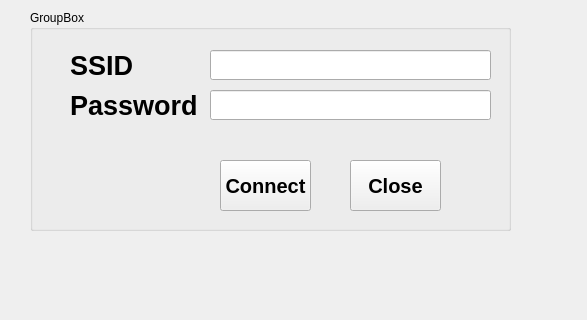
Qt form GUI/FOTA_ver1/mainwindow.ui (GP-4M-New-Capital-Intake3-Project2/GUI) before a commit; both pictures show x 0 to 587 and y 0 to 320 of the 587 by 556 pixel window.
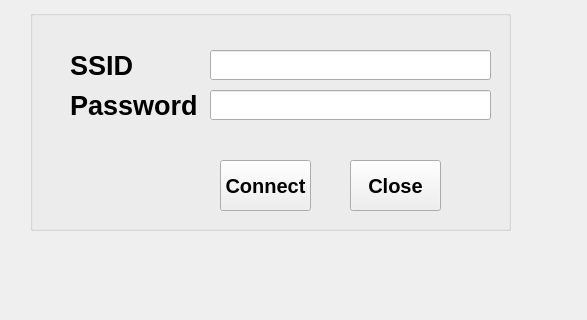
The same form after that commit.

```diff
--- a/GUI/FOTA_ver1/mainwindow.ui
+++ b/GUI/FOTA_ver1/mainwindow.ui
@@ -24,7 +24,7 @@
      </rect>
     </property>
     <property name="title">
-     <string>GroupBox</string>
+     <string/>
     </property>
     <widget class="QLineEdit" name="SSID_lineEdit">
      <property name="geometry">
```
